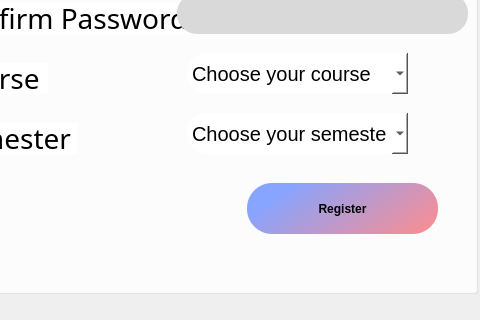
pantshaswat/RMS, file registration.ui: the form before one commit; both pictures show x 733 to 1213 and y 267 to 587 of the 1213 by 587 pixel window.
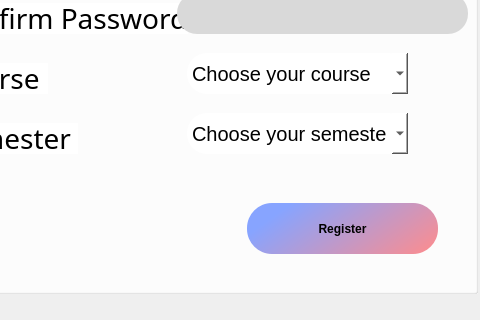
The form after the commit. Icons and pictures are not drawn.

```diff
--- a/registration.ui
+++ b/registration.ui
@@ -76,7 +76,7 @@
     <property name="geometry">
      <rect>
       <x>330</x>
-      <y>450</y>
+      <y>470</y>
       <width>191</width>
       <height>51</height>
      </rect>
```
Left out of the diff: 9 changed lines with no effect on the pictures.
